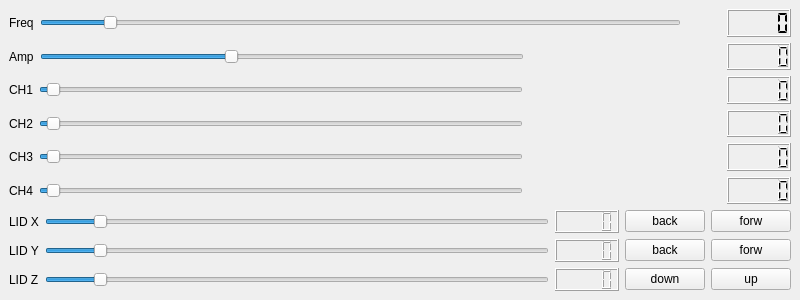
First picture: the form in Interface/window_3.ui, repository PhiKH/Pico2040, before the edit.
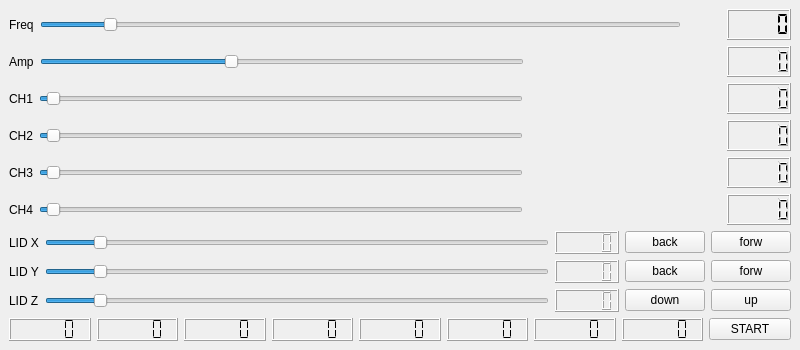
Second picture: the form after the edit.

Commit message: M_Prog v0.2

Diff of the .ui file:
```diff
--- a/Interface/window_3.ui
+++ b/Interface/window_3.ui
@@ -10,7 +10,7 @@
     <x>0</x>
     <y>0</y>
     <width>800</width>
-    <height>300</height>
+    <height>350</height>
    </rect>
   </property>
   <property name="sizePolicy">
@@ -28,7 +28,7 @@
   <property name="maximumSize">
    <size>
     <width>800</width>
-    <height>300</height>
+    <height>350</height>
    </size>
   </property>
   <property name="windowTitle">
@@ -512,6 +512,79 @@
       </item>
      </layout>
     </item>
+    <item>
+     <layout class="QHBoxLayout" name="horizontalLayout_10">
+      <item>
+       <widget class="QLCDNumber" name="ADC_1">
+        <property name="smallDecimalPoint">
+         <bool>false</bool>
+        </property>
+        <property name="segmentStyle">
+         <enum>QLCDNumber::Flat</enum>
+        </property>
+        <property name="value" stdset="0">
+         <double>0.000000000000000</double>
+        </property>
+       </widget>
+      </item>
+      <item>
+       <widget class="QLCDNumber" name="ADC_2">
+        <property name="segmentStyle">
+         <enum>QLCDNumber::Flat</enum>
+        </property>
+       </widget>
+      </item>
+      <item>
+       <widget class="QLCDNumber" name="ADC_3">
+        <property name="segmentStyle">
+         <enum>QLCDNumber::Flat</enum>
+        </property>
+       </widget>
+      </item>
+      <item>
+       <widget class="QLCDNumber" name="ADC_4">
+        <property name="segmentStyle">
+         <enum>QLCDNumber::Flat</enum>
+        </property>
+       </widget>
+      </item>
+      <item>
+       <widget class="QLCDNumber" name="ADC_5">
+        <property name="segmentStyle">
+         <enum>QLCDNumber::Flat</enum>
+        </property>
+       </widget>
+      </item>
+      <item>
+       <widget class="QLCDNumber" name="ADC_6">
+        <property name="segmentStyle">
+         <enum>QLCDNumber::Flat</enum>
+        </property>
+       </widget>
+      </item>
+      <item>
+       <widget class="QLCDNumber" name="ADC_7">
+        <property name="segmentStyle">
+         <enum>QLCDNumber::Flat</enum>
+        </property>
+       </widget>
+      </item>
+      <item>
+       <widget class="QLCDNumber" name="ADC_8">
+        <property name="segmentStyle">
+         <enum>QLCDNumber::Flat</enum>
+        </property>
+       </widget>
+      </item>
+      <item>
+       <widget class="QPushButton" name="ADC_BTN">
+        <property name="text">
+         <string>START</string>
+        </property>
+       </widget>
+      </item>
+     </layout>
+    </item>
    </layout>
   </widget>
  </widget>
```
The commit also changes 2 other files.
